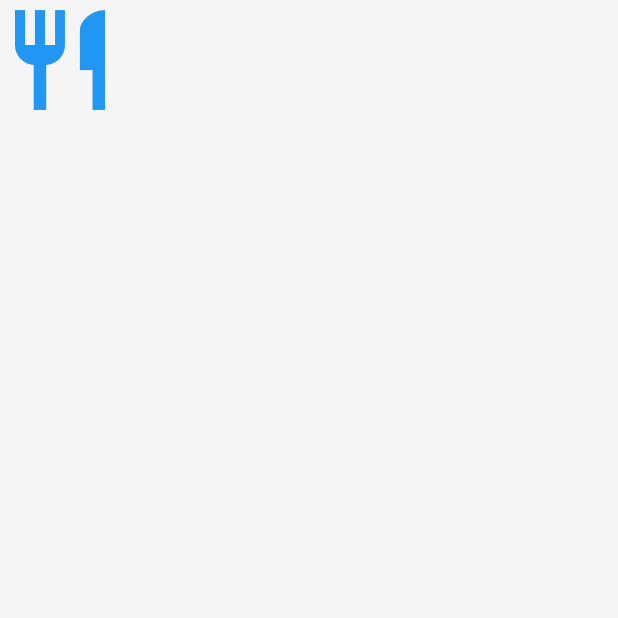
After one commit to creating-music/pick-eat, a Flutter app: the SplashScreen screen opened directly, on a phone screen of 412 x 824 dp, the top half of it. The commit adds this screen. Run offline on Flutter 3.47's test engine with Material 3 defaults, Android fonts, the light colour scheme and no system bars; missing offline and left inert: flame, flame_forge2d.

Commit message:
splash 화면 생성

```diff
--- a/lib/main.dart
+++ b/lib/main.dart
@@ -1,5 +1,6 @@
 import 'package:flutter/material.dart';
 import 'package:intl/date_symbol_data_local.dart';
+import 'package:pick_eat/views/splash_screen.dart';
 import 'package:provider/provider.dart';
 
 import 'design/theme.dart';
@@ -47,7 +48,7 @@ class MyApp extends StatelessWidget {
     return MaterialApp(
       title: '랜덤 점심 추천기',
       theme: AppTheme.lightTheme,
-      home: const LottoScreen(),
+      home: const SplashScreen(),
     );
   }
 }
--- /dev/null
+++ b/lib/views/splash_screen.dart
@@ -0,0 +1,59 @@
+
+import 'package:flutter/material.dart';
+import 'package:pick_eat/design/theme.dart';
+import 'package:pick_eat/viewmodels/lotto_viewmodel.dart';
+import 'package:pick_eat/views/lotto_screen.dart';
+import 'package:provider/provider.dart';
+
+class SplashScreen extends StatefulWidget{
+  const SplashScreen({super.key});
+
+  @override
+  State<SplashScreen> createState() => _SplashScreenState();
+
+}
+
+class _SplashScreenState extends State<SplashScreen> {
+  void _navigateToResult(BuildContext context) {
+    if (mounted) {
+      Navigator.of(context).push(
+        MaterialPageRoute(
+          builder: (context) => LottoScreen(),
+        ),
+      );
+    }
+  }
+
+  @override  void initState() {
+    super.initState();        // 페이지 진입 후 4초 후에 자동으로 메뉴 선택 및 결과 화면으로 이동
+    Future.delayed(
+      const Duration(seconds: 4), (){
+        _navigateToResult(context);
+      }
+    );
+  }
+
+  @override
+  Widget build(BuildContext context) {
+    return Consumer(
+      builder: (context, viewModel, child) {
+        return Scaffold(
+          backgroundColor: AppTheme.backgroundColor,
+          body: SafeArea(
+            child: Column(    // TODO 앱로고 디자인 추가
+              children: [
+                Icon(
+                  Icons.restaurant,
+                  size: 80,
+                  color: AppTheme.primaryColor,
+                ),
+
+              ],
+            ),
+          ),
+        );
+      },
+    );
+  }
+
+}
```
